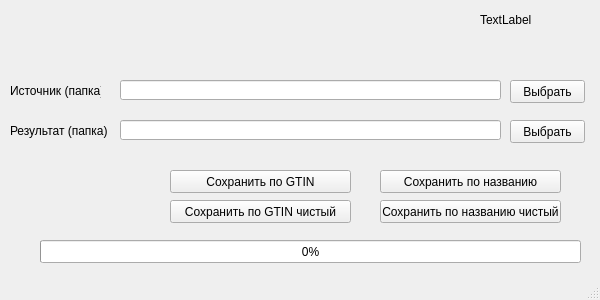
ilyaklushin/mark_sp, file forms/mainwindow.ui: the form before one commit.
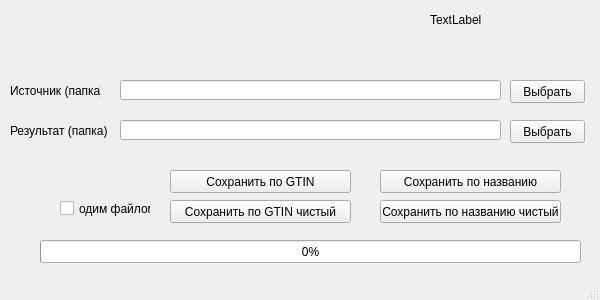
The form after the commit.

Patch:
```diff
--- a/forms/mainwindow.ui
+++ b/forms/mainwindow.ui
@@ -29,9 +29,9 @@
    <widget class="QLabel" name="label">
     <property name="geometry">
      <rect>
-      <x>480</x>
+      <x>430</x>
       <y>10</y>
-      <width>111</width>
+      <width>151</width>
       <height>20</height>
      </rect>
     </property>
@@ -191,6 +191,19 @@
      <bool>true</bool>
     </property>
    </widget>
+   <widget class="QCheckBox" name="checkBox">
+    <property name="geometry">
+     <rect>
+      <x>60</x>
+      <y>200</y>
+      <width>91</width>
+      <height>17</height>
+     </rect>
+    </property>
+    <property name="text">
+     <string>одим файлом</string>
+    </property>
+   </widget>
   </widget>
   <widget class="QStatusBar" name="statusbar"/>
  </widget>
```
